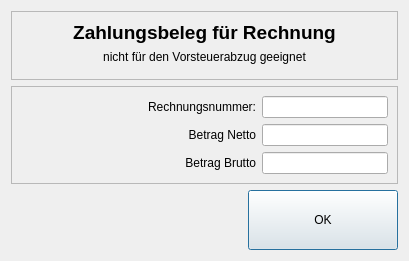
Above: src/ui/r2bdialog.ui from todvora/qrk-registrier-kasse before the change. Below: the same form after it.
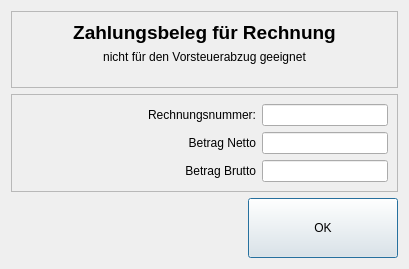
That is the form after the change. Icons and pictures are not drawn.

```diff
--- a/src/ui/r2bdialog.ui
+++ b/src/ui/r2bdialog.ui
@@ -7,7 +7,7 @@
     <x>0</x>
     <y>0</y>
     <width>409</width>
-    <height>261</height>
+    <height>269</height>
    </rect>
   </property>
   <property name="windowTitle">
```
Left out of the diff: 6 changed lines with no effect on the pictures.
